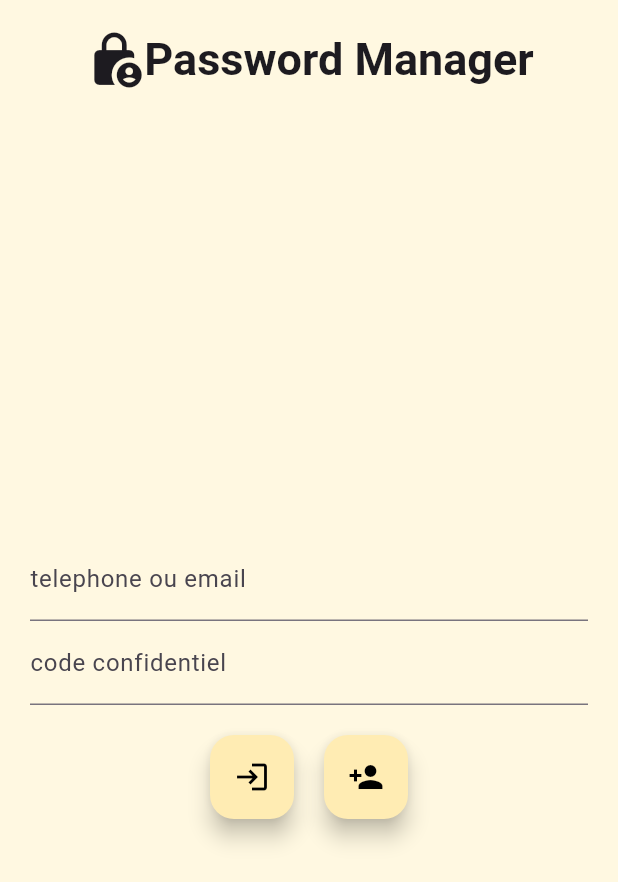
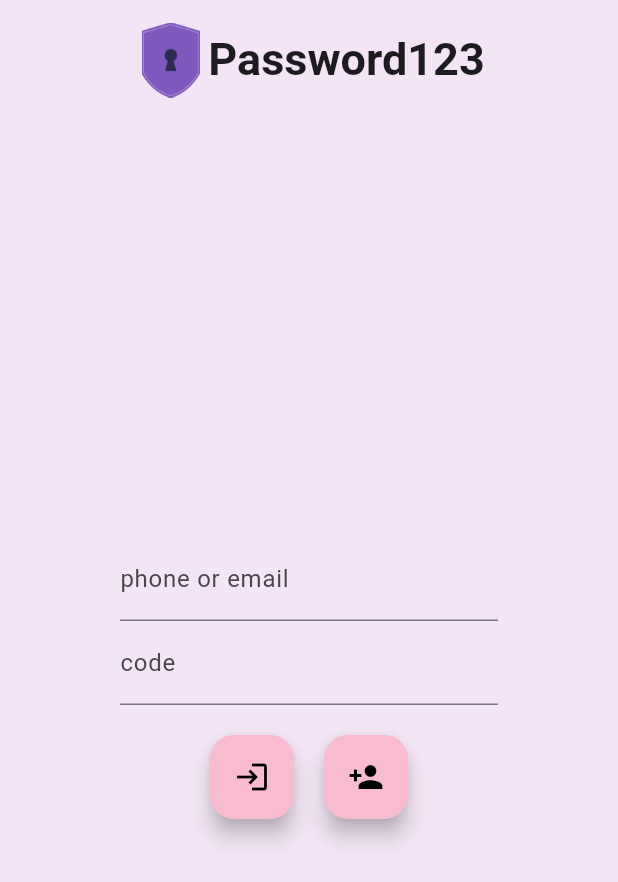
Before and after one commit to asmaembr/pass_manager, a Flutter app: the Homepage screen opened directly, after a tap on the "logout" icon, on a phone screen of 412 x 824 dp. Shown: the top 882 px of the screen. Run offline on Flutter 3.47's test engine with Material 3 defaults, Android fonts, the phone set to English and light mode, and no system bars; our stand-ins replace cloud_firestore, firebase_core, shared_preferences; missing offline and left inert: encrypt; accounts and stored records are empty.

Commit message:
theme fully changed

```diff
--- a/lib/main.dart
+++ b/lib/main.dart
@@ -25,7 +25,7 @@ class MainApp extends StatelessWidget {
     return MaterialApp(
         debugShowCheckedModeBanner: false,
         home: Scaffold(
-          backgroundColor: Colors.amber[50],
+          backgroundColor: Colors.purple[50],
           body: isLoggedIn ? const Homepage() : const LoginPage(),
         ));
   }
--- a/lib/pages/HomePage.dart
+++ b/lib/pages/HomePage.dart
@@ -1,4 +1,3 @@
-
 import 'package:cloud_firestore/cloud_firestore.dart';
 import 'package:flutter/material.dart';
 import 'package:pass_manager/pages/LoginPage.dart';
@@ -63,7 +62,7 @@ class _HomepageState extends State<Homepage> {
               style: const TextStyle(fontWeight: FontWeight.bold),
             ),
           ),
-          backgroundColor: Colors.amber[50],
+          backgroundColor: Colors.purple[50],
           content: StatefulBuilder(
             builder: (context, setState) {
               return Column(
@@ -158,33 +157,41 @@ class _HomepageState extends State<Homepage> {
   Widget build(BuildContext context) {
     return Scaffold(
       appBar: AppBar(
-          toolbarHeight: 80,
+          toolbarHeight: 90,
           automaticallyImplyLeading: false,
           centerTitle: true,
           title: Row(
-            mainAxisAlignment: MainAxisAlignment.spaceAround,
+            mainAxisAlignment: MainAxisAlignment.spaceBetween,
             children: [
-              const SizedBox(height: 15),
-              Column(children: [
               const Row(
                 mainAxisAlignment: MainAxisAlignment.center,
                 children: [
-                      Icon(Icons.lock_person_rounded, size: 30),
-                      SizedBox(width: 10),
-                      Text("Passwords",
-                          style: TextStyle(
-                              fontWeight: FontWeight.bold, fontSize: 30))
-                    ]),
+                  Image(
+                    image: AssetImage("assets/icon.png"),
+                    width: 40,
+                    height: 40,
+                  ),
+                  Text("Password123",
+                      style:
+                          TextStyle(fontWeight: FontWeight.bold, fontSize: 20)),
+                ],
+              ),
               FutureBuilder(
                   future: service.getLoggedInName(),
                   builder: (context, snapshot) {
                     if (snapshot.hasData) {
-                        return Text(snapshot.data.toString());
+                      return Text(
+                        "Welcome, ${snapshot.data.toString()}",
+                        style: const TextStyle(
+                            fontSize: 20,
+                            fontWeight: FontWeight.bold,
+                            fontStyle: FontStyle.italic,
+                            color: Color.fromRGBO(74, 20, 140, 1)),
+                      );
                     } else {
                       return const Text("Loading ...");
                     }
-                    })
-              ]),
+                  }),
               IconButton(
                   iconSize: 30,
                   onPressed: () => {
@@ -197,10 +204,10 @@ class _HomepageState extends State<Homepage> {
                   icon: const Icon(Icons.logout))
             ],
           ),
-          backgroundColor: Colors.amber[50]),
-      backgroundColor: Colors.amber[50],
+          backgroundColor: Colors.purple[50]),
+      backgroundColor: Colors.purple[50],
       floatingActionButton: FloatingActionButton(
-        backgroundColor: Colors.amber[100],
+        backgroundColor: Colors.pink[100],
         heroTag: 'addPasswordButton',
         onPressed: () => openPasswordForm(null),
         child: const Icon(Icons.add),
@@ -237,7 +244,7 @@ class _HomepageState extends State<Homepage> {
                       vertical: 8.0, horizontal: 16.0),
                   padding: const EdgeInsets.all(16.0),
                   decoration: BoxDecoration(
-                    color: Colors.amber[100],
+                    color: Colors.purple[100],
                     borderRadius: BorderRadius.circular(10.0),
                     boxShadow: [
                       BoxShadow(
--- a/lib/pages/LoginPage.dart
+++ b/lib/pages/LoginPage.dart
@@ -35,7 +35,7 @@ class _LoginPageState extends State<LoginPage> {
           child:
               Text("Register", style: TextStyle(fontWeight: FontWeight.bold)),
         ),
-        backgroundColor: Colors.amber[50],
+        backgroundColor: Colors.purple[50],
         content: Column(
           mainAxisSize: MainAxisSize.min,
           mainAxisAlignment: MainAxisAlignment.center,
@@ -45,7 +45,7 @@ class _LoginPageState extends State<LoginPage> {
               controller: _nameController,
             ),
             TextField(
-              decoration: const InputDecoration(labelText: "telephone"),
+              decoration: const InputDecoration(labelText: "phone number"),
               controller: _telephoneController,
             ),
             TextField(
@@ -53,7 +53,7 @@ class _LoginPageState extends State<LoginPage> {
               controller: _emailController,
             ),
             TextField(
-              decoration: const InputDecoration(labelText: "code confidentiel"),
+              decoration: const InputDecoration(labelText: "code"),
               controller: _registercodeController,
               obscureText: true,
             ),
@@ -62,7 +62,7 @@ class _LoginPageState extends State<LoginPage> {
         actions: [
           FloatingActionButton(
             mini: true,
-            backgroundColor: Colors.amber[100],
+            backgroundColor: Colors.indigo[200],
             child: const Icon(Icons.check, color: Colors.black),
             onPressed: () async {
               String result = await service.registerUser(
@@ -112,47 +112,50 @@ class _LoginPageState extends State<LoginPage> {
   Widget build(BuildContext context) {
     return Scaffold(
       appBar: AppBar(
-        toolbarHeight: 80,
-        automaticallyImplyLeading: false,
-        centerTitle: true,
+          toolbarHeight: 80,
+          automaticallyImplyLeading: false,
+          centerTitle: true,
           title: const Row(
             mainAxisAlignment: MainAxisAlignment.center,
             children: [
-              Icon(Icons.lock_person_rounded, size: 40),
-              Text("Password Manager",
+              Image(
+                image: AssetImage("assets/icon.png"),
+                width: 50,
+                height: 50,
+              ),
+              Text("Password123",
                   style: TextStyle(fontWeight: FontWeight.bold, fontSize: 30)),
             ],
           ),
-          backgroundColor: Colors.amber[50]),
-      backgroundColor: Colors.amber[50],
+          backgroundColor: Colors.purple[50]),
+      backgroundColor: Colors.purple[50],
       body: Padding(
-        padding: const EdgeInsets.all(20),
+        padding: const EdgeInsets.all(80),
         child: Column(
           mainAxisAlignment: MainAxisAlignment.center,
           children: [
             TextField(
               controller: _usernameController,
-              decoration:
-                  const InputDecoration(labelText: 'telephone ou email'),
+              decoration: const InputDecoration(labelText: 'phone or email'),
             ),
             TextField(
               controller: _codeController,
               obscureText: true,
-              decoration: const InputDecoration(labelText: 'code confidentiel'),
+              decoration: const InputDecoration(labelText: 'code'),
             ),
             const SizedBox(height: 20),
             Row(
               mainAxisAlignment: MainAxisAlignment.center,
               children: [
                 FloatingActionButton(
-                  backgroundColor: Colors.amber[100],
+                  backgroundColor: Colors.pink[100],
                   onPressed: _loginUser,
                   heroTag: 'loginButton',
                   child: const Icon(Icons.login, color: Colors.black),
                 ),
                 const SizedBox(width: 20),
                 FloatingActionButton(
-                  backgroundColor: Colors.amber[100],
+                  backgroundColor: Colors.pink[100],
                   onPressed: openUserForm,
                   heroTag: 'registerButton',
                   child: const Icon(Icons.person_add, color: Colors.black),
--- a/pubspec.yaml
+++ b/pubspec.yaml
@@ -23,3 +23,5 @@ dev_dependencies:
 
 flutter:
   uses-material-design: true
+  assets:
+    - assets/
```
Also changed, not shown: assets/icon.png (added), 13 other files. Lines whose indentation alone changed are shown as unchanged.
